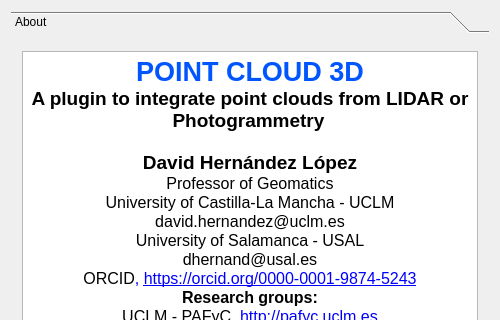
Qt form point_cloud_3d_about_qdialog.ui (UCLM-PAFyC/point_cloud_3d) before a commit; both pictures show x 0 to 500 and y 0 to 320 of the 500 by 610 pixel window.
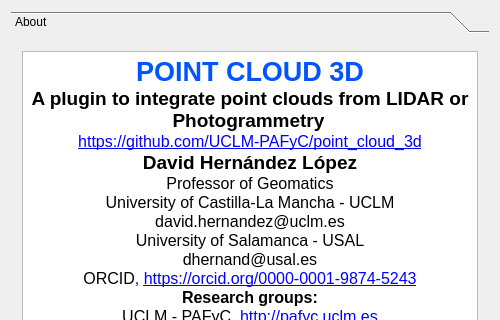
The same form after that commit.

```diff
--- a/point_cloud_3d_about_qdialog.ui
+++ b/point_cloud_3d_about_qdialog.ui
@@ -68,7 +68,7 @@
 &lt;/style&gt;&lt;/head&gt;&lt;body style=&quot; font-family:'MS Shell Dlg 2'; font-size:8.15094pt; font-weight:400; font-style:normal;&quot;&gt;
 &lt;p align=&quot;center&quot; style=&quot; margin-top:0px; margin-bottom:0px; margin-left:0px; margin-right:0px; -qt-block-indent:0; text-indent:0px;&quot;&gt;&lt;span style=&quot; font-family:'Calibri'; font-size:20pt; font-weight:600; color:#0055ff;&quot;&gt;POINT CLOUD 3D&lt;/span&gt;&lt;/p&gt;
 &lt;p align=&quot;center&quot; style=&quot; margin-top:0px; margin-bottom:0px; margin-left:0px; margin-right:0px; -qt-block-indent:0; text-indent:0px;&quot;&gt;&lt;span style=&quot; font-size:14pt; font-weight:600;&quot;&gt;A plugin to integrate point clouds from LIDAR or Photogrammetry&lt;/span&gt;&lt;span style=&quot; font-size:8pt;&quot;&gt; &lt;/span&gt;&lt;/p&gt;
-&lt;p align=&quot;center&quot; style=&quot;-qt-paragraph-type:empty; margin-top:0px; margin-bottom:0px; margin-left:0px; margin-right:0px; -qt-block-indent:0; text-indent:0px; font-family:'Calibri'; font-size:12pt; font-weight:600; color:#000000;&quot;&gt;&lt;br /&gt;&lt;/p&gt;
+&lt;p align=&quot;center&quot; style=&quot; margin-top:0px; margin-bottom:0px; margin-left:0px; margin-right:0px; -qt-block-indent:0; text-indent:0px;&quot;&gt;&lt;a href=&quot;https://github.com/UCLM-PAFyC/point_cloud_3d&quot;&gt;&lt;span style=&quot; font-size:12pt; text-decoration: underline; color:#0000ff;&quot;&gt;https://github.com/UCLM-PAFyC/point_cloud_3d&lt;/span&gt;&lt;/a&gt;&lt;/p&gt;
 &lt;p align=&quot;center&quot; style=&quot; margin-top:0px; margin-bottom:0px; margin-left:0px; margin-right:0px; -qt-block-indent:0; text-indent:0px;&quot;&gt;&lt;span style=&quot; font-family:'Calibri'; font-size:14pt; font-weight:600; color:#000000;&quot;&gt;David Hernández López&lt;/span&gt;&lt;/p&gt;
 &lt;p align=&quot;center&quot; style=&quot; margin-top:0px; margin-bottom:0px; margin-left:0px; margin-right:0px; -qt-block-indent:0; text-indent:0px;&quot;&gt;&lt;span style=&quot; font-size:12pt;&quot;&gt;Professor of Geomatics&lt;/span&gt;&lt;/p&gt;
 &lt;p align=&quot;center&quot; style=&quot; margin-top:0px; margin-bottom:0px; margin-left:0px; margin-right:0px; -qt-block-indent:0; text-indent:0px;&quot;&gt;&lt;span style=&quot; font-family:'Calibri'; font-size:12pt; color:#000000;&quot;&gt;University of Castilla-La Mancha - UCLM&lt;/span&gt;&lt;/p&gt;
```
